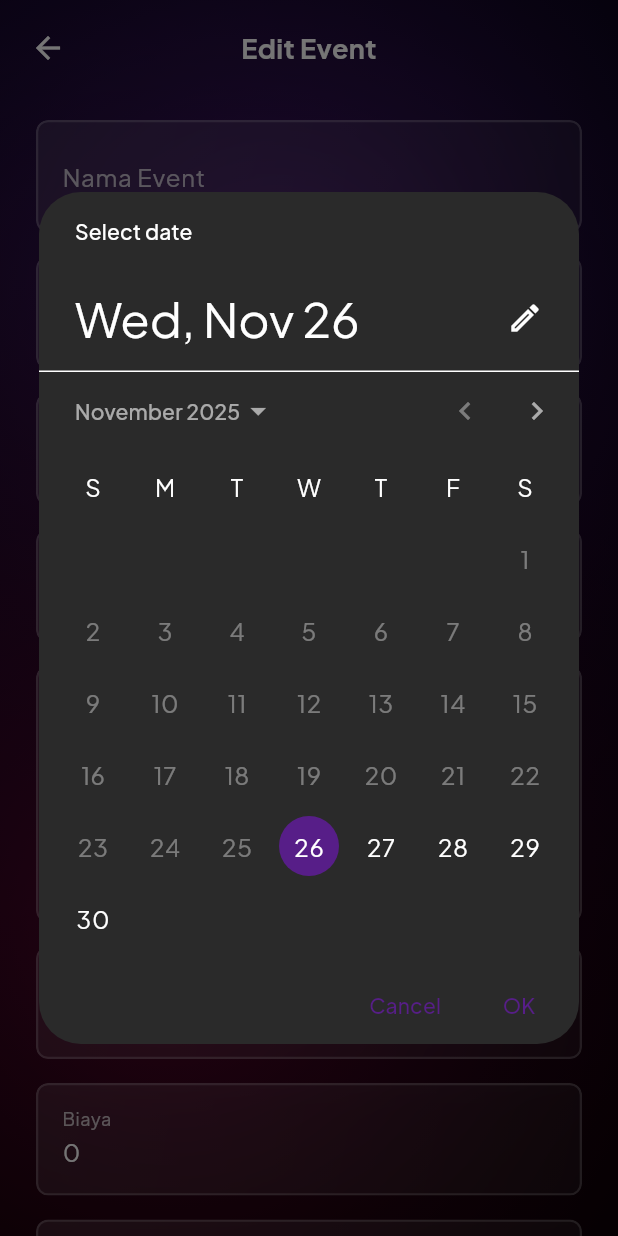
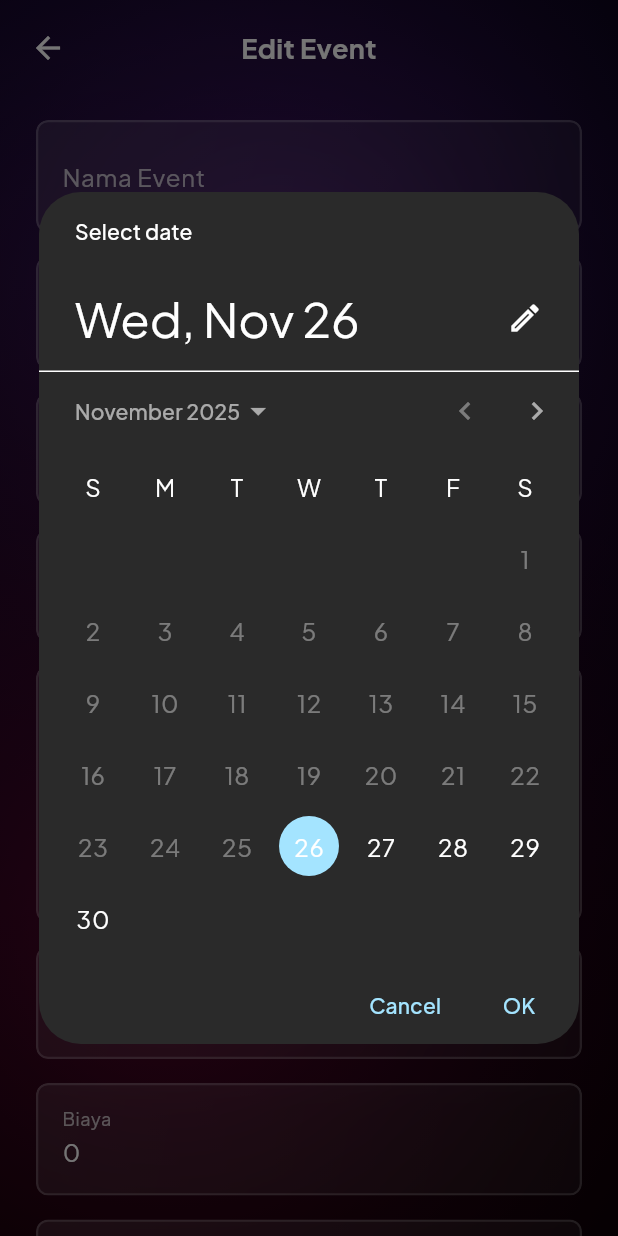
Before and after one commit to pbp-kelompok-c04/askmo-mobile, a Flutter app: the EventEditFormPage screen opened directly with empty values, after a tap on "Tanggal Event", on a phone screen of 412 x 824 dp. Run offline on Flutter 3.47's test engine with Material 3 defaults, Android fonts, the light colour scheme and no system bars; our stand-ins replace google_fonts; missing offline and left inert: pbp_django_auth.

Commit message:
ganti warna di edit form

```diff
--- a/lib/event/screens/event.dart
+++ b/lib/event/screens/event.dart
@@ -510,7 +510,7 @@ class _EventPageState extends State<EventPage> {
             child: Text(
               group,
               style: GoogleFonts.plusJakartaSans(
-                color: Colors.white70,
+                color: Color(0xFFA4E4FF),
                 fontWeight: FontWeight.bold,
                 fontSize: 13,
               ),
--- a/lib/event/screens/event_edit_form.dart
+++ b/lib/event/screens/event_edit_form.dart
@@ -650,7 +650,7 @@ class _EventEditFormPageState extends State<EventEditFormPage> {
                   return Theme(
                     data: Theme.of(context).copyWith(
                       colorScheme: const ColorScheme.dark(
-                        primary: Color(0xFF571E88),
+                        primary: Color(0xFFA4E4FF),
                         onPrimary: Colors.white,
                         surface: Color(0xFF2A2A2A),
                         onSurface: Colors.white,
--- a/lib/event/screens/event_form.dart
+++ b/lib/event/screens/event_form.dart
@@ -605,7 +605,7 @@ class _EventFormPageState extends State<EventFormPage> {
                   return Theme(
                     data: Theme.of(context).copyWith(
                       colorScheme: const ColorScheme.dark(
-                        primary: Color(0xFF571E88),
+                        primary: Color(0xFFA4E4FF),
                         onPrimary: Colors.white,
                         surface: Color(0xFF2A2A2A),
                         onSurface: Colors.white,
```
